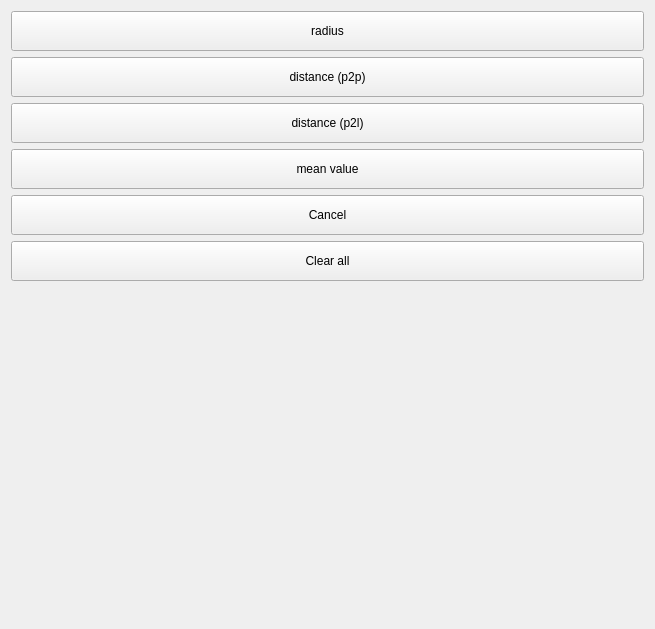
Old version of the form demo/ui/uiMeasureToolMain.ui in the repository itom-project/itom.
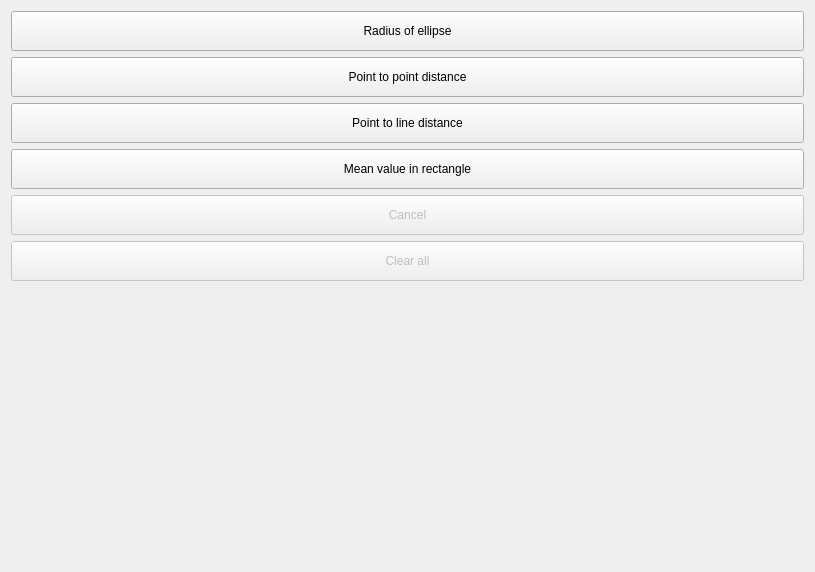
New version of the form. Custom widgets are drawn as their Qt base class.

Patch:
```diff
--- a/demo/ui/uiMeasureToolMain.ui
+++ b/demo/ui/uiMeasureToolMain.ui
@@ -6,8 +6,8 @@
    <rect>
     <x>0</x>
     <y>0</y>
-    <width>655</width>
-    <height>629</height>
+    <width>815</width>
+    <height>572</height>
    </rect>
   </property>
   <property name="windowTitle">
@@ -19,7 +19,7 @@
      <property name="orientation">
       <enum>Qt::Vertical</enum>
      </property>
-     <widget class="QWidget" name="">
+     <widget class="QWidget" name="layoutWidget">
       <layout class="QHBoxLayout" name="horizontalLayout">
        <item>
         <widget class="Itom2dQwtPlot" name="dataPlot">
@@ -45,7 +45,7 @@
             </size>
            </property>
            <property name="text">
-            <string>radius</string>
+            <string>Radius of ellipse</string>
            </property>
           </widget>
          </item>
@@ -58,7 +58,7 @@
             </size>
            </property>
            <property name="text">
-            <string>distance (p2p)</string>
+            <string>Point to point distance</string>
            </property>
           </widget>
          </item>
@@ -71,7 +71,7 @@
             </size>
            </property>
            <property name="text">
-            <string>distance (p2l)</string>
+            <string>Point to line distance</string>
            </property>
           </widget>
          </item>
@@ -84,12 +84,15 @@
             </size>
            </property>
            <property name="text">
-            <string>mean value</string>
+            <string>Mean value in rectangle</string>
            </property>
           </widget>
          </item>
          <item>
           <widget class="QPushButton" name="pushButtonCancel">
+           <property name="enabled">
+            <bool>false</bool>
+           </property>
            <property name="minimumSize">
             <size>
              <width>80</width>
@@ -103,6 +106,9 @@
          </item>
          <item>
           <widget class="QPushButton" name="pushButtonClearAll">
+           <property name="enabled">
+            <bool>false</bool>
+           </property>
            <property name="minimumSize">
             <size>
              <width>80</width>
```
Left out of the diff: 10 changed lines with no effect on the pictures.
